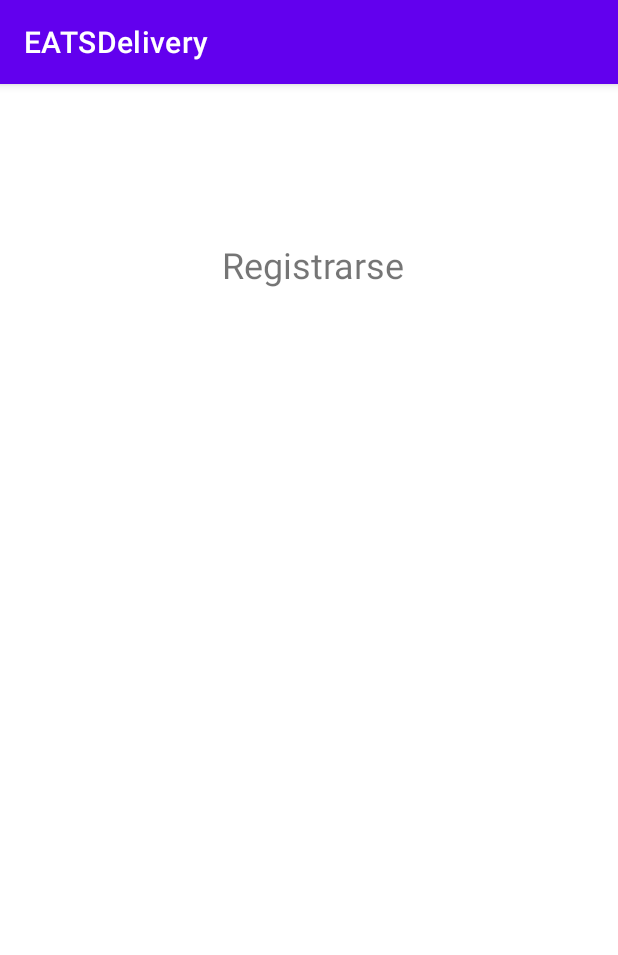
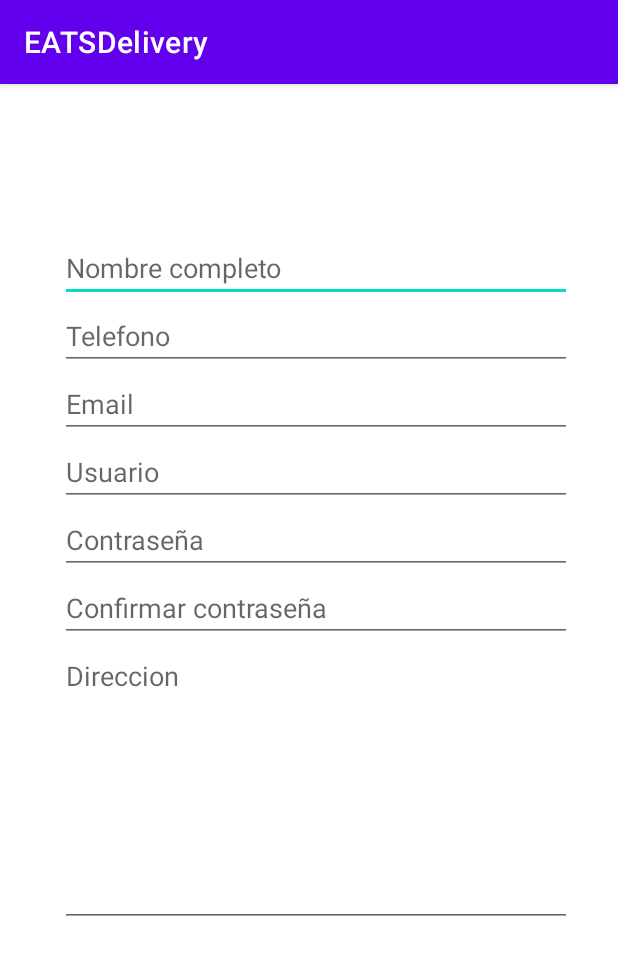
Before and after one commit to Sven2301/EATSDelivery, an Android app: the screen it shows after launch (RegisterActivity), after a tap on "REGISTRARSE", on a phone screen of 412 x 824 dp. Shown: the top 955 px of the screen. Run offline under Robolectric (Android 15) with nearby library versions, the phone set to English and light mode, and no system bars.

Commit message:
Minor update

```diff
--- a/app/src/main/java/com/example/eatsdelivery/MainActivity.java
+++ b/app/src/main/java/com/example/eatsdelivery/MainActivity.java
@@ -16,8 +16,8 @@ public class MainActivity extends AppCompatActivity {
         super.onCreate(savedInstanceState);
         setContentView(R.layout.activity_main);
 
-        username = findViewById(R.id.username);
-        password = findViewById(R.id.password);
+        username = findViewById(R.id.username_log);
+        password = findViewById(R.id.password_log);
     }
 
     public void registrarse(View view){
--- a/app/src/main/res/layout/activity_register.xml
+++ b/app/src/main/res/layout/activity_register.xml
@@ -6,14 +6,84 @@
     android:layout_height="match_parent"
     tools:context=".RegisterActivity">
 
-    <TextView
-        android:id="@+id/textView"
-        android:layout_width="134dp"
-        android:layout_height="48dp"
-        android:layout_marginStart="148dp"
-        android:layout_marginTop="104dp"
-        android:text="@string/Registrarse"
-        android:textSize="24sp"
+    <ScrollView
+        android:layout_width="408dp"
+        android:layout_height="728dp"
+        app:layout_constraintBottom_toBottomOf="parent"
+        app:layout_constraintEnd_toEndOf="parent"
+        app:layout_constraintHorizontal_bias="0.5"
+        app:layout_constraintStart_toStartOf="parent">
+
+        <LinearLayout
+            android:layout_width="match_parent"
+            android:layout_height="wrap_content"
+            android:orientation="vertical" />
+    </ScrollView>
+
+    <LinearLayout
+        android:layout_width="0dp"
+        android:layout_height="wrap_content"
+        android:layout_marginStart="40dp"
+        android:layout_marginTop="100dp"
+        android:orientation="vertical"
         app:layout_constraintStart_toStartOf="parent"
-        app:layout_constraintTop_toTopOf="parent" />
+        app:layout_constraintTop_toTopOf="parent">
+
+        <EditText
+            android:id="@+id/name_reg"
+            android:layout_width="341dp"
+            android:layout_height="wrap_content"
+            android:ems="10"
+            android:hint="@string/name"
+            android:inputType="textPersonName" />
+
+        <EditText
+            android:id="@+id/phone_reg"
+            android:layout_width="match_parent"
+            android:layout_height="wrap_content"
+            android:ems="10"
+            android:hint="@string/phone"
+            android:inputType="number" />
+
+        <EditText
+            android:id="@+id/email_reg"
+            android:layout_width="match_parent"
+            android:layout_height="wrap_content"
+            android:ems="10"
+            android:hint="@string/email"
+            android:inputType="textEmailAddress" />
+
+        <EditText
+            android:id="@+id/username_reg"
+            android:layout_width="match_parent"
+            android:layout_height="wrap_content"
+            android:ems="10"
+            android:hint="@string/username"
+            android:inputType="textPersonName" />
+
+        <EditText
+            android:id="@+id/password_reg"
+            android:layout_width="match_parent"
+            android:layout_height="wrap_content"
+            android:ems="10"
+            android:hint="@string/password"
+            android:inputType="textPassword" />
+
+        <EditText
+            android:id="@+id/confpass_reg"
+            android:layout_width="match_parent"
+            android:layout_height="wrap_content"
+            android:ems="10"
+            android:hint="@string/confPass"
+            android:inputType="textPassword" />
+
+        <EditText
+            android:id="@+id/direction_reg"
+            android:layout_width="match_parent"
+            android:layout_height="190dp"
+            android:ems="10"
+            android:gravity="start|top"
+            android:hint="@string/direction"
+            android:inputType="textMultiLine" />
+    </LinearLayout>
 </androidx.constraintlayout.widget.ConstraintLayout>
--- a/app/src/main/res/values/strings.xml
+++ b/app/src/main/res/values/strings.xml
@@ -1,9 +1,17 @@
 <resources>
     <string name="app_name">EATSDelivery</string>
-    <string name="paswword">Contraseña</string>
+    <string name="password">Contraseña</string>
     <string name="btn_login">Iniciar sesión</string>
     <string name="btn_register">Registrarse</string>
     <string name="username">Usuario</string>
     <string name="Registrarse">Registrarse</string>
 
+
+    <string name="confPass">Confirmar contraseña</string>
+    <string name="phone">Telefono</string>
+    <string name="email">Email</string>
+    <string name="direction">Direccion</string>
+    <string name="name">Nombre completo</string>
+    <string name="direccion">Direccion</string>
+
 </resources>
```
Also changed, not shown: app/src/main/res/layout/activity_main.xml (+19 -27 lines).
